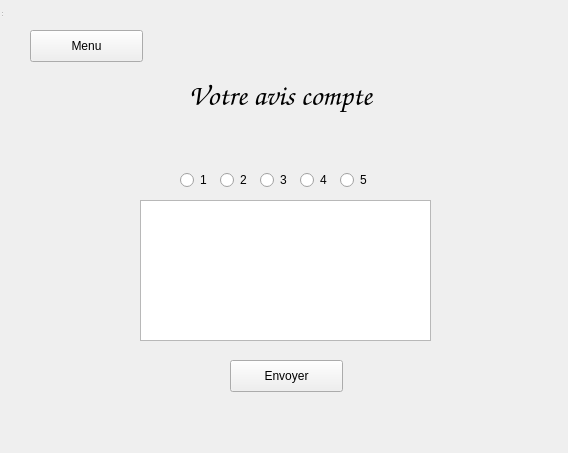
TitiCrou/TAC, file fenetreavis.ui: the form before one commit.
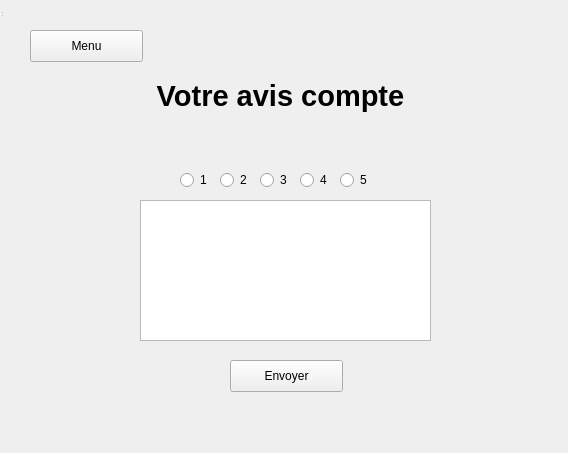
The form after the commit.

Commit message: changement nom fenêtre

Patch:
```diff
--- a/fenetreavis.ui
+++ b/fenetreavis.ui
@@ -33,7 +33,7 @@
     </property>
     <property name="font">
      <font>
-      <family>Comic Sans MS</family>
+      <family>MS Shell Dlg 2</family>
       <pointsize>22</pointsize>
       <weight>75</weight>
       <bold>true</bold>
```
Left out of the diff: 2 changed lines with no effect on the pictures. The commit also changes 2 other files.
